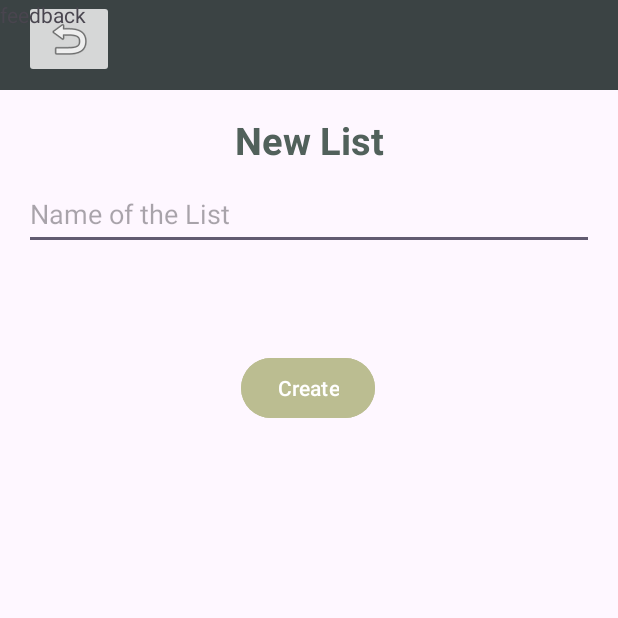
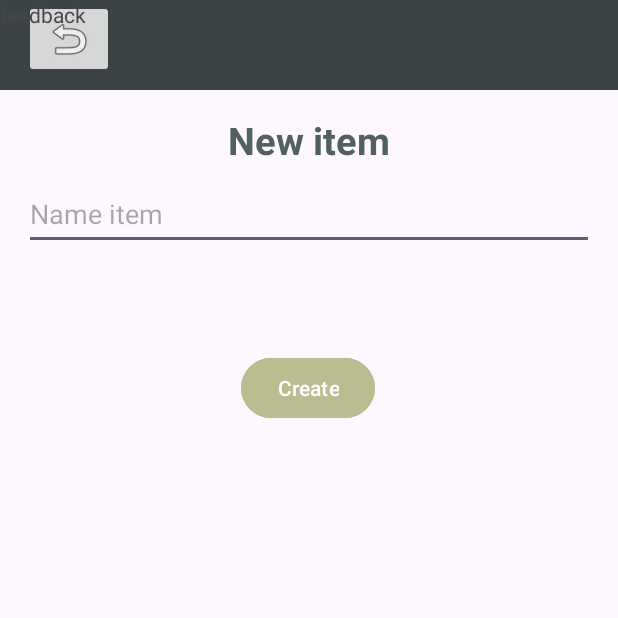
Before and after one commit to mxke17/SanchosList, an Android app: the createNewList screen opened directly, with no data from a screen before it, on a phone screen of 412 x 824 dp, the top half of it. Run offline under Robolectric (Android 15) with nearby library versions, the phone set to English and light mode, and no system bars.

Commit message:
fix: traducciones

```diff
--- a/SanchosLists/app/src/main/res/values/strings.xml
+++ b/SanchosLists/app/src/main/res/values/strings.xml
@@ -1,7 +1,7 @@
 <resources>
     <string name="app_name">Sancho\'sLists</string>
     <string name="createButton">Create</string>
-    <string name="newList">New List</string>
-    <string name="nameList">Name of the List</string>
+    <string name="newList">New item</string>
+    <string name="nameList">Name item</string>
     <string name="feedback">feedback</string>
 </resources>
```
Also changed, not shown: 3 other files.
